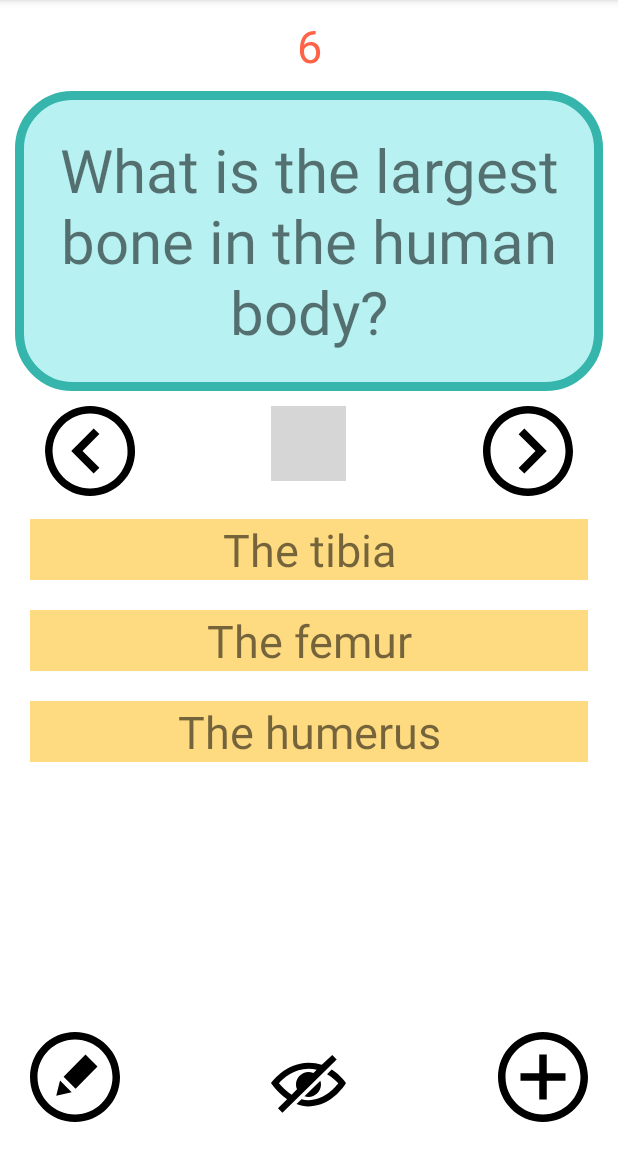
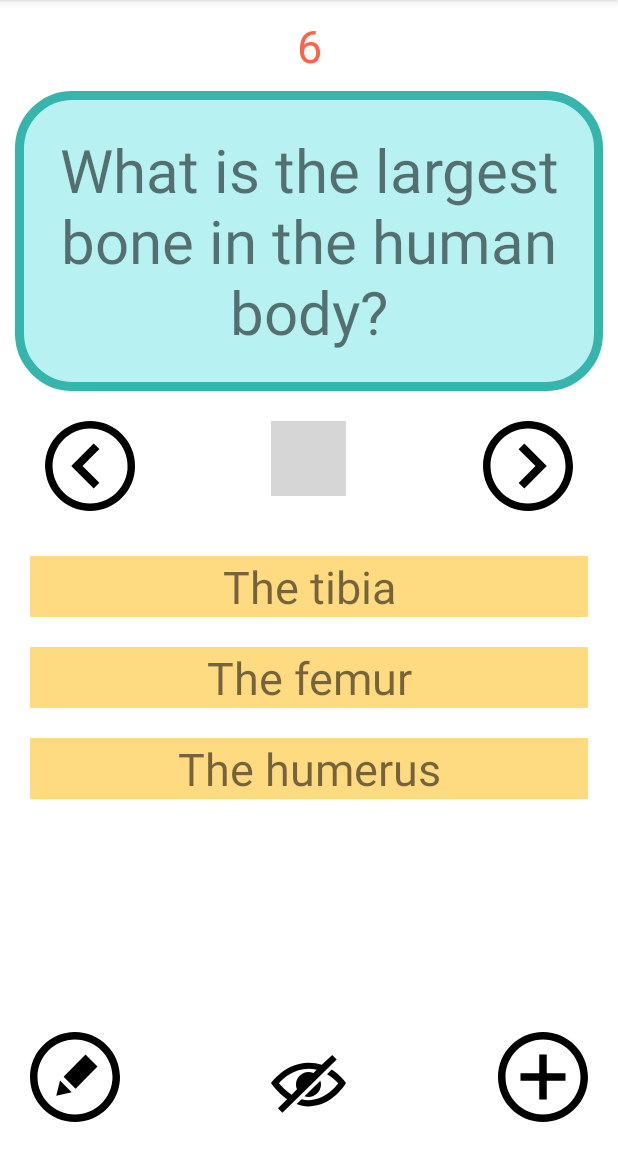
Before and after one commit to nadintamer/Android-Flashcard-App, an Android app: the screen it shows after launch (MainActivity), after a tap on an icon or button, on a phone screen of 412 x 824 dp, the part 84-1236 px from its top. Run offline under Robolectric (Android 15) with nearby library versions, the light colour scheme and no system bars; our stand-ins replace Room's generated code; libraries missing offline, so code that uses them is left out: com.plattysoft.leonids; grey boxes are pictures that could not be loaded.

Commit message:
finalize animations

```diff
--- a/app/src/main/java/com/example/flashcardapp/AddCardActivity.java
+++ b/app/src/main/java/com/example/flashcardapp/AddCardActivity.java
@@ -43,6 +43,7 @@ public class AddCardActivity  extends AppCompatActivity {
             public void onClick(View v) {
                 setResult(Activity.RESULT_CANCELED);
                 finish();
+                overridePendingTransition(R.anim.left_in, R.anim.right_out);
             }
         });
 
@@ -70,6 +71,7 @@ public class AddCardActivity  extends AppCompatActivity {
                     data.putExtra("hint", enteredHint);
                     setResult(RESULT_OK, data);
                     finish();
+                    overridePendingTransition(R.anim.left_in, R.anim.right_out);
                 }
             }
         });
--- a/app/src/main/java/com/example/flashcardapp/MainActivity.java
+++ b/app/src/main/java/com/example/flashcardapp/MainActivity.java
@@ -215,8 +215,7 @@ public class MainActivity extends AppCompatActivity {
             public void onClick(View v) {
                 Intent i = new Intent(MainActivity.this, AddCardActivity.class);
                 startActivityForResult(i, ADD_CARD_REQUEST_CODE);
-                // overridePendingTransition(R.anim.right_in, R.anim.left_out);
-                // overridePendingTransition(android.R.anim.fade_in, android.R.anim.fade_out);
+                overridePendingTransition(R.anim.right_in, R.anim.left_out);
             }
         });
 
@@ -249,7 +248,7 @@ public class MainActivity extends AppCompatActivity {
                 final Animation leftOutAnim = AnimationUtils.loadAnimation(v.getContext(), R.anim.left_out);
                 final Animation rightInAnim = AnimationUtils.loadAnimation(v.getContext(), R.anim.right_in);
 
-                if (allFlashcards.size() == 0) {
+                if (allFlashcards.size() == 0 || allFlashcards.size() == 1) {
                     return;
                 }
 
@@ -299,7 +298,7 @@ public class MainActivity extends AppCompatActivity {
                 final Animation leftInAnim = AnimationUtils.loadAnimation(v.getContext(), R.anim.left_in);
                 final Animation rightOutAnim = AnimationUtils.loadAnimation(v.getContext(), R.anim.right_out);
 
-                if (allFlashcards.size() == 0) {
+                if (allFlashcards.size() == 0 || allFlashcards.size() == 1) {
                     return;
                 }
 
--- a/app/src/main/res/layout/activity_main.xml
+++ b/app/src/main/res/layout/activity_main.xml
@@ -45,6 +45,7 @@
         android:layout_height="60dp"
         android:layout_below="@+id/flashcard_question"
         android:layout_alignParentRight="true"
+        android:layout_marginVertical="10dp"
         android:layout_marginHorizontal="30dp"
         android:id="@+id/next_card"
         android:src="@drawable/next_icon"/>
@@ -54,6 +55,7 @@
         android:layout_height="50dp"
         android:layout_below="@+id/flashcard_question"
         android:layout_centerHorizontal="true"
+        android:layout_marginVertical="10dp"
         android:layout_marginHorizontal="30dp"
         android:id="@+id/delete_card"
         android:src="@drawable/trash_icon"/>
@@ -63,6 +65,7 @@
         android:layout_height="60dp"
         android:layout_below="@+id/flashcard_question"
         android:layout_alignParentLeft="true"
+        android:layout_marginVertical="10dp"
         android:layout_marginHorizontal="30dp"
         android:id="@+id/prev_card"
         android:rotation="180"
@@ -72,7 +75,7 @@
         android:id="@+id/flashcard_answer1"
         android:layout_width="match_parent"
         android:layout_height="wrap_content"
-        android:layout_marginTop="75dp"
+        android:layout_marginTop="100dp"
         android:layout_marginHorizontal="20dp"
         android:layout_below="@+id/flashcard_question"
         android:gravity="center"
```
